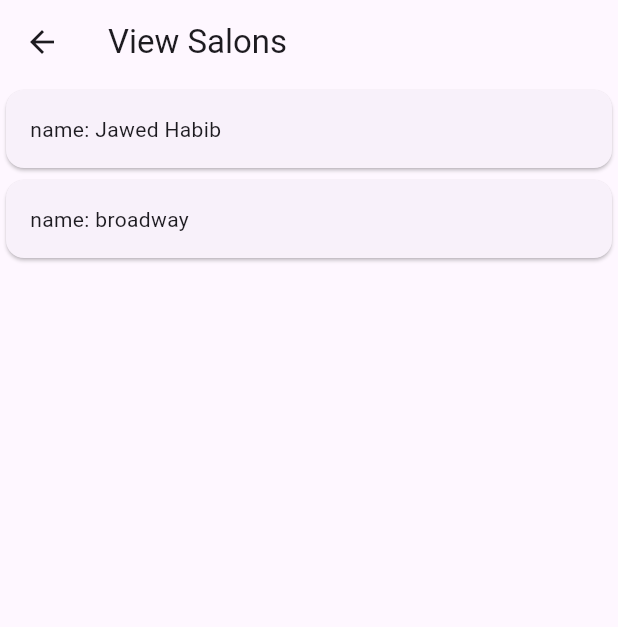
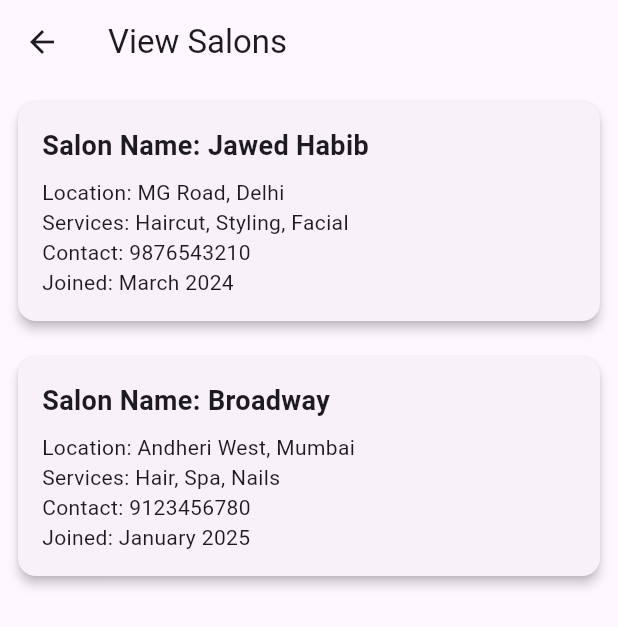
Before and after one commit to Jainamshah299/Salon-booking, a Flutter app: the salonscreen screen opened directly, on a phone screen of 412 x 824 dp. Shown: the top 627 px of the screen. Run offline on Flutter 3.47's test engine with Material 3 defaults, Android fonts, the phone set to English and light mode, and no system bars; our stand-ins replace carousel_slider, flutter_rating_bar, fluttertoast, image_picker, shared_preferences; accounts and stored records are empty; network calls fail.

Commit message:
first commit

```diff
--- a/lib/Admin/salon.dart
+++ b/lib/Admin/salon.dart
@@ -8,29 +8,52 @@ class salonscreen extends StatefulWidget {
 }
 
 class _salonscreenState extends State<salonscreen> {
-  final name=["Jawed Habib","broadway"];
+  final List<Map<String, String>> salons = [
+    {
+      "name": "Jawed Habib",
+      "location": "MG Road, Delhi",
+      "services": "Haircut, Styling, Facial",
+      "contact": "9876543210",
+      "joined": "March 2024",
+    },
+    {
+      "name": "Broadway",
+      "location": "Andheri West, Mumbai",
+      "services": "Hair, Spa, Nails",
+      "contact": "9123456780",
+      "joined": "January 2025",
+    },
+  ];
 
   @override
   Widget build(BuildContext context) {
     return Scaffold(
-      appBar: AppBar(title: Text("View Salons"),),
+      appBar: AppBar(title: Text("View Salons")),
       body: ListView.builder(
-        itemCount:name.length ,
-          itemBuilder: (context,index){
+        itemCount: salons.length,
+        itemBuilder: (context, index) {
+          final salon = salons[index];
           return Card(
+            margin: EdgeInsets.all(12),
+            shape: RoundedRectangleBorder(borderRadius: BorderRadius.circular(12)),
+            elevation: 3,
             child: Padding(
               padding: const EdgeInsets.all(16.0),
               child: Column(
                 crossAxisAlignment: CrossAxisAlignment.start,
                 children: [
-                  Text("name: ${name[index]}")
+                  Text("Salon Name: ${salon['name']}", style: TextStyle(fontSize: 18, fontWeight: FontWeight.bold)),
+                  SizedBox(height: 8),
+                  Text("Location: ${salon['location']}"),
+                  Text("Services: ${salon['services']}"),
+                  Text("Contact: ${salon['contact']}"),
+                  Text("Joined: ${salon['joined']}"),
                 ],
               ),
             ),
-
           );
-          }),
-
+        },
+      ),
     );
   }
 }
--- a/lib/main.dart
+++ b/lib/main.dart
@@ -1,3 +1,7 @@
+import 'package:demo/Admin/AdminDashboardPage.dart';
+import 'package:demo/HomePage.dart';
+import 'package:demo/Salon_Manager/SalonManagerDashboard.dart';
+import 'package:demo/dashboard.dart';
 import 'package:flutter/material.dart';
 import 'package:demo/Screen.dart';
 
@@ -17,7 +21,7 @@ class MyApp extends StatelessWidget {
           colorScheme: ColorScheme.fromSeed(seedColor: Colors.deepPurple),
           useMaterial3: true,
         ),
-        home: SplashScreen(),
+        home:DashboardPage(),
         );
   }
 }
```
Also changed, not shown: lib/appointment.dart (+30 -22 lines), lib/editprofilescreen.dart (added, +41 -0 lines), lib/profie.dart (+55 -14 lines).
